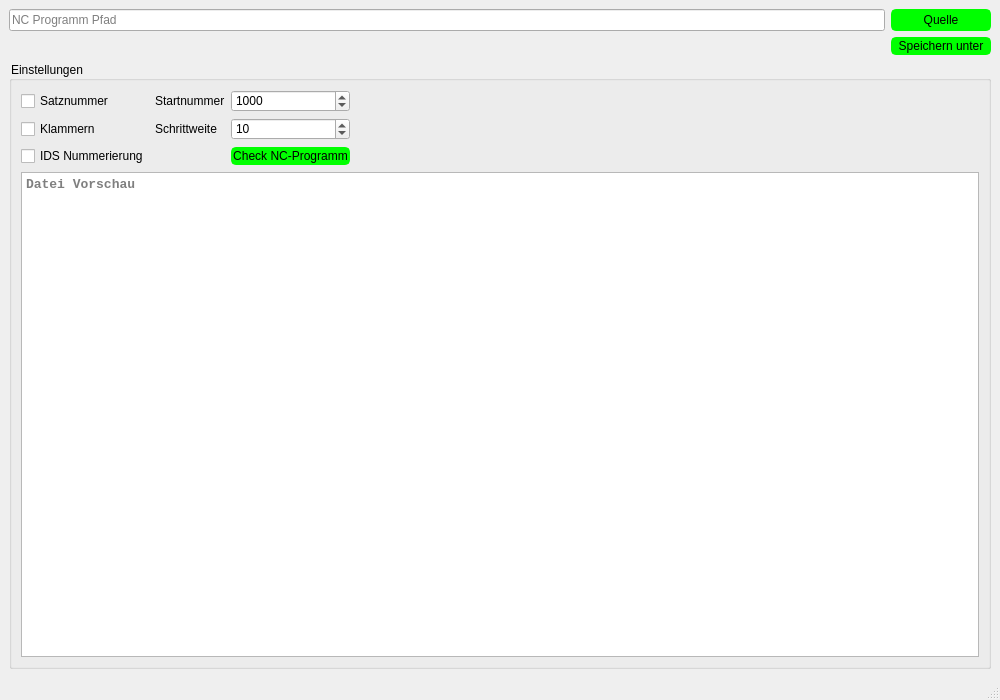
imoDDomi/NC-Editor, file nc_editor_new_Design.ui: the form before one commit.
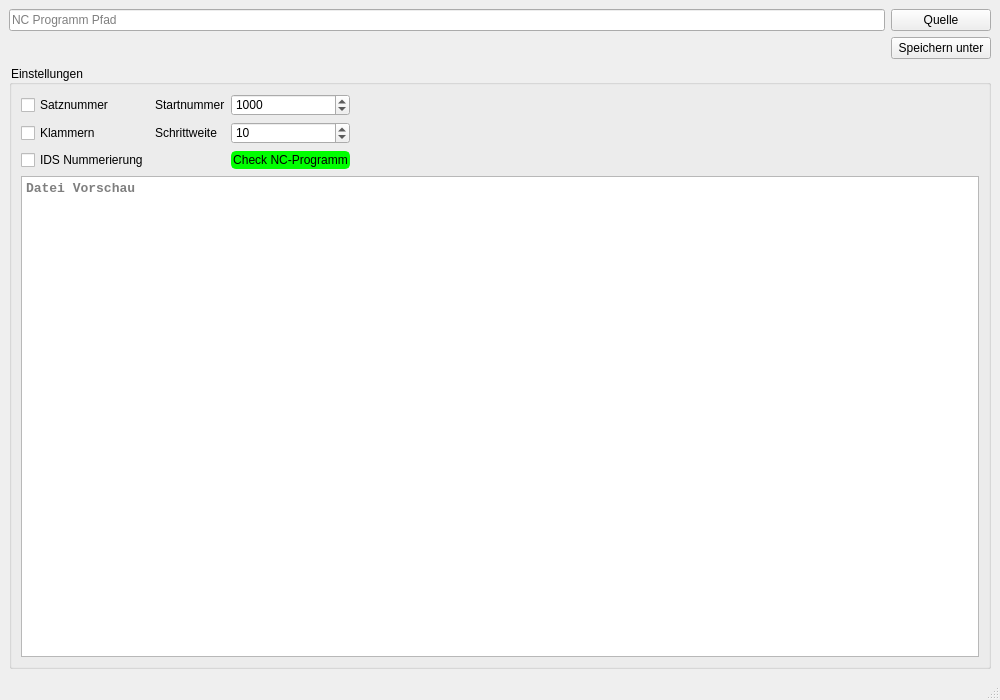
The form after the commit. Icons and pictures are not drawn.

Diff of the .ui file:
```diff
--- a/nc_editor_new_Design.ui
+++ b/nc_editor_new_Design.ui
@@ -85,12 +85,7 @@
          </size>
         </property>
         <property name="styleSheet">
-         <string notr="true">color: rgb(0, 0, 0);
-background-color: rgb(0, 255, 0);
-border-style: solid;
-border-color: rgb(0, 255, 0);
-border-width: 2px;
-border-radius: 5px;</string>
+         <string notr="true"/>
         </property>
         <property name="text">
          <string>Quelle</string>
@@ -100,12 +95,7 @@
       <item row="2" column="2">
        <widget class="QPushButton" name="pb_sav_as">
         <property name="styleSheet">
-         <string notr="true">color: rgb(0, 0, 0);
-background-color: rgb(0, 255, 0);
-border-style: solid;
-border-color: rgb(0, 255, 0);
-border-width: 2px;
-border-radius: 5px;</string>
+         <string notr="true"/>
         </property>
         <property name="text">
          <string>Speichern unter</string>
```
Left out of the diff: 188 changed lines with no effect on the pictures.
